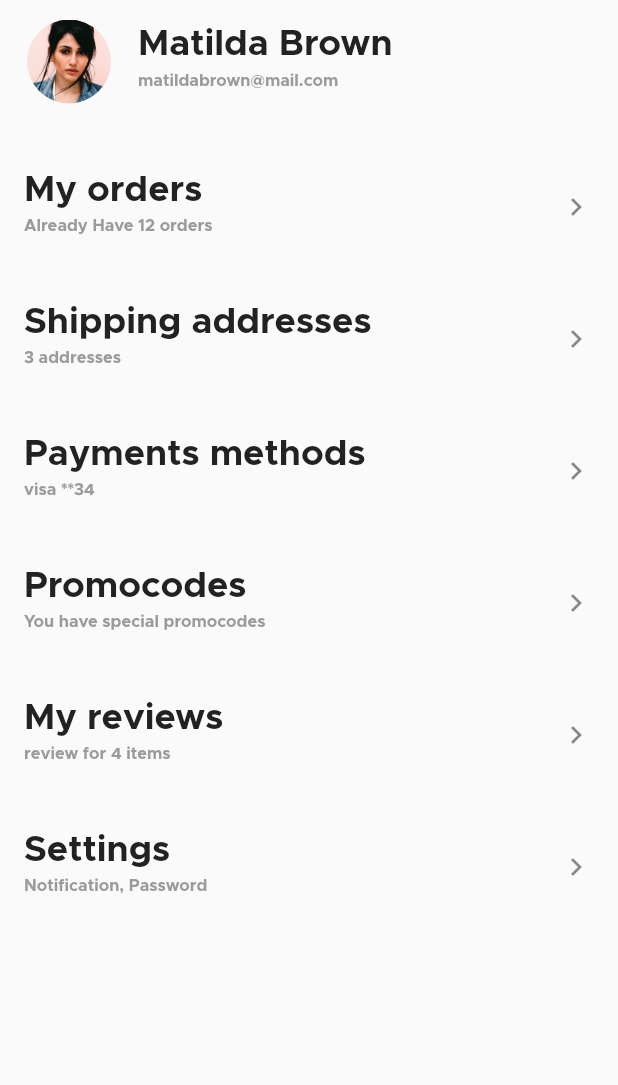
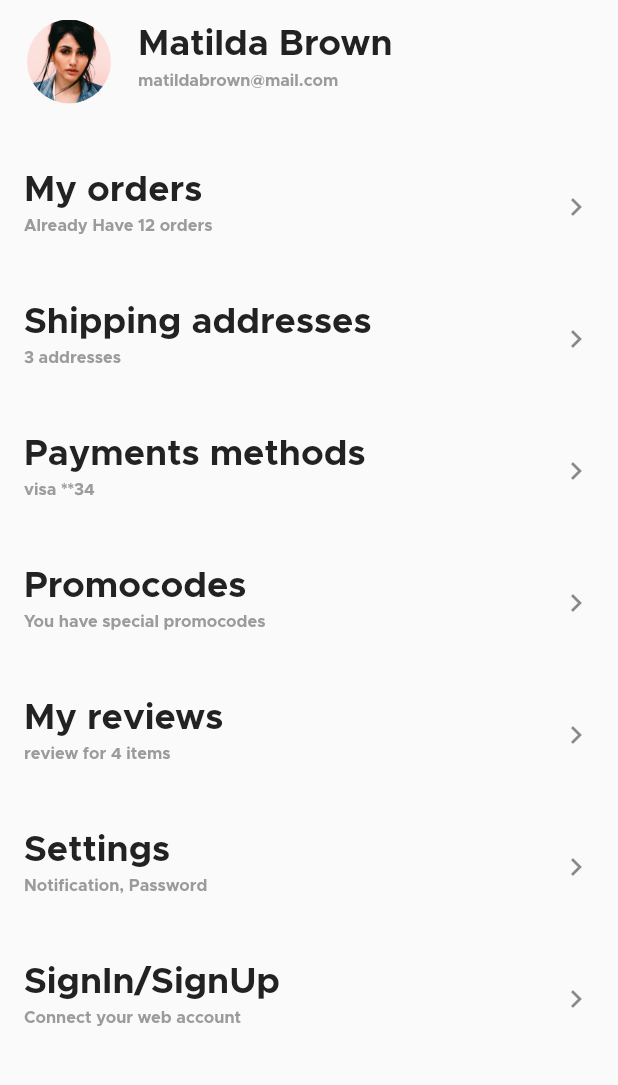
Before and after one commit to 4seer/openflutterecommerceapp, a Flutter app: the ProfileView widget shown alone on an empty page, opened directly, on a phone screen of 412 x 824 dp, the part 111-1196 px from its top. Run offline on Flutter 3.47's test engine with Material 2 defaults, Android fonts, the phone set to English and light mode, and no system bars; our stand-ins replace bloc, bubble_tab_indicator, data_connection_checker, equatable, flutter_bloc, flutter_secure_storage and 5 more; accounts and stored records are empty; statements that could not run were skipped.

Commit message:
Connect web account.

```diff
--- a/lib/presentation/features/profile/views/profile.dart
+++ b/lib/presentation/features/profile/views/profile.dart
@@ -1,5 +1,6 @@
 import 'package:flutter/material.dart';
 import 'package:flutter_bloc/flutter_bloc.dart';
+import 'package:openflutterecommerce/config/routes.dart';
 import 'package:openflutterecommerce/config/theme.dart';
 import 'package:openflutterecommerce/presentation/features/wrapper.dart';
 import 'package:openflutterecommerce/presentation/widgets/independent/menu_line.dart';
@@ -116,6 +117,13 @@ class _ProfileViewState extends State<ProfileView> {
                   widget.changeView(
                       changeType: ViewChangeType.Exact, index: 6)
                   //Navigator.of(context).pushNamed(OpenFlutterEcommerceRoutes.settings)
+                })),
+            Divider(),
+            OpenFlutterMenuLine(
+                title: 'SignIn/SignUp',
+                subtitle: 'Connect your web account',
+                onTap: (() => {
+                  Navigator.of(context).pushNamed(OpenFlutterEcommerceRoutes.signin)
                 }))
           ],
         )
```
Lines whose indentation alone changed are shown as unchanged.
